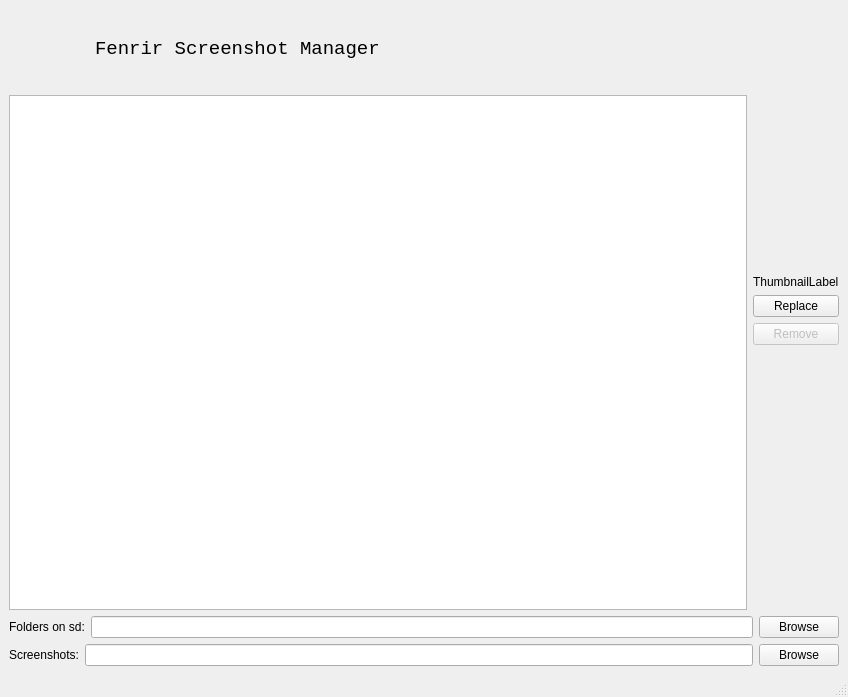
This is ui/main.ui in razor85/FenrirScreenshotManager as Qt 5 draws it before an edit. The edited form follows.
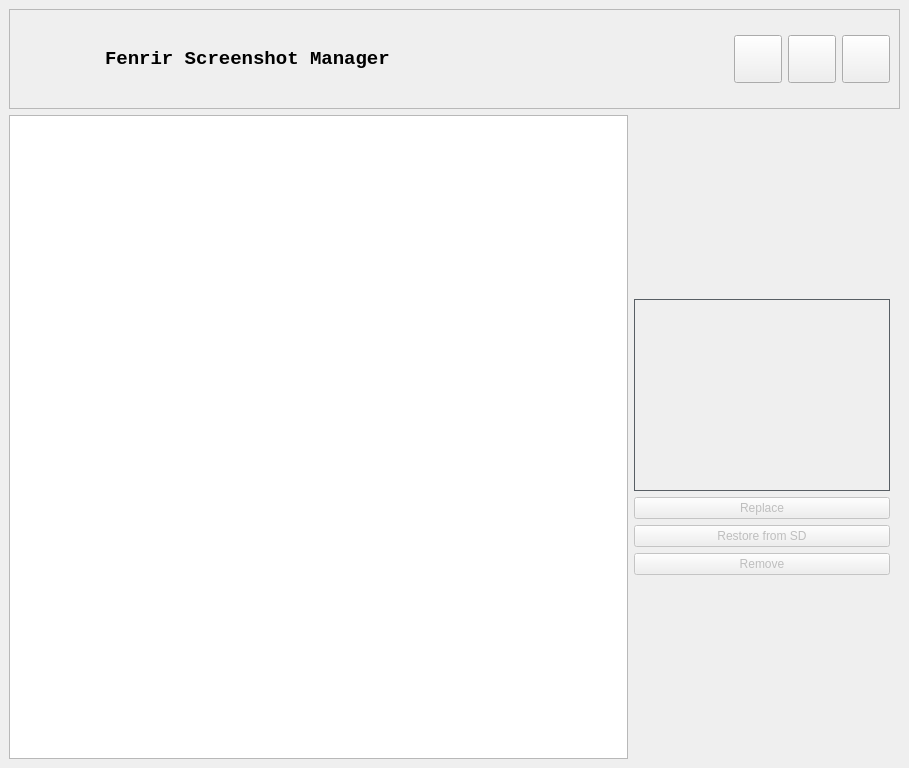
This is the edited form. Icons and pictures are not drawn. Custom widgets are drawn as their Qt base class.

Commit message: Complete interface remake Loading screens for jobs Everything works on a temporary directory and can be written to SD afterwards Replace/Restore/Remove covers

What changed in the file:
```diff
--- a/ui/main.ui
+++ b/ui/main.ui
@@ -6,25 +6,26 @@
    <rect>
     <x>0</x>
     <y>0</y>
-    <width>848</width>
-    <height>697</height>
+    <width>909</width>
+    <height>768</height>
    </rect>
   </property>
   <property name="windowTitle">
    <string>Fenrir Screenshot Manager</string>
   </property>
   <widget class="QWidget" name="centralwidget">
-   <layout class="QGridLayout" name="gridLayout">
-    <item row="0" column="0">
-     <layout class="QVBoxLayout" name="verticalLayout_3">
-      <property name="sizeConstraint">
-       <enum>QLayout::SetMaximumSize</enum>
-      </property>
-      <item>
-       <layout class="QHBoxLayout" name="gamesAndThumbnail">
-        <item>
          <layout class="QVBoxLayout" name="verticalLayout">
           <item>
+     <widget class="TitleFrame" name="titleFrame">
+      <property name="styleSheet">
+       <string notr="true"/>
+      </property>
+      <property name="frameShape">
+       <enum>QFrame::StyledPanel</enum>
+      </property>
+      <property name="frameShadow">
+       <enum>QFrame::Raised</enum>
+      </property>
            <layout class="QHBoxLayout" name="horizontalLayout_3">
             <item>
              <widget class="QLabel" name="label_4">
@@ -59,23 +60,106 @@
                 <pointsize>14</pointsize>
                </font>
               </property>
-              <property name="styleSheet">
-               <string notr="true"/>
+         <property name="autoFillBackground">
+          <bool>false</bool>
               </property>
               <property name="text">
-               <string>Fenrir Screenshot Manager</string>
+          <string>&lt;html&gt;&lt;head/&gt;&lt;body&gt;&lt;p&gt;&lt;span style=&quot; font-weight:600;&quot;&gt;Fenrir Screenshot Manager&lt;/span&gt;&lt;/p&gt;&lt;/body&gt;&lt;/html&gt;</string>
+         </property>
+         <property name="scaledContents">
+          <bool>false</bool>
+         </property>
+        </widget>
+       </item>
+       <item>
+        <spacer name="horizontalSpacer">
+         <property name="orientation">
+          <enum>Qt::Horizontal</enum>
+         </property>
+         <property name="sizeHint" stdset="0">
+          <size>
+           <width>40</width>
+           <height>20</height>
+          </size>
+         </property>
+        </spacer>
+       </item>
+       <item>
+        <widget class="QPushButton" name="configButton">
+         <property name="minimumSize">
+          <size>
+           <width>48</width>
+           <height>48</height>
+          </size>
+         </property>
+         <property name="toolTip">
+          <string>Settings</string>
+         </property>
+         <property name="text">
+          <string/>
+         </property>
+         <property name="icon">
+          <iconset>
+           <normaloff>settings.svg</normaloff>settings.svg</iconset>
+         </property>
+        </widget>
+       </item>
+       <item>
+        <widget class="QPushButton" name="writeImagesButton">
+         <property name="minimumSize">
+          <size>
+           <width>48</width>
+           <height>48</height>
+          </size>
+         </property>
+         <property name="toolTip">
+          <string>Write changes to disk</string>
+         </property>
+         <property name="text">
+          <string/>
+         </property>
+         <property name="icon">
+          <iconset>
+           <normaloff>save.svg</normaloff>save.svg</iconset>
+         </property>
+        </widget>
+       </item>
+       <item>
+        <widget class="QPushButton" name="quitButton">
+         <property name="minimumSize">
+          <size>
+           <width>48</width>
+           <height>48</height>
+          </size>
+         </property>
+         <property name="toolTip">
+          <string>Quit</string>
+         </property>
+         <property name="text">
+          <string/>
+         </property>
+         <property name="icon">
+          <iconset>
+           <normaloff>log-out.svg</normaloff>log-out.svg</iconset>
               </property>
              </widget>
             </item>
            </layout>
-          </item>
+     </widget>
+    </item>
+    <item>
+     <layout class="QHBoxLayout" name="horizontalLayout_2">
+      <property name="leftMargin">
+       <number>0</number>
+      </property>
           <item>
            <widget class="QListWidget" name="gameList"/>
           </item>
-         </layout>
-        </item>
         <item>
          <layout class="QVBoxLayout" name="verticalLayout_2">
+        <property name="rightMargin">
+         <number>10</number>
+        </property>
           <item>
            <spacer name="verticalSpacer">
             <property name="orientation">
@@ -91,18 +175,40 @@
           </item>
           <item>
            <widget class="QLabel" name="thumbnailLabel">
+          <property name="minimumSize">
+           <size>
+            <width>256</width>
+            <height>192</height>
+           </size>
+          </property>
+          <property name="styleSheet">
+           <string notr="true">border: 1px solid #585e64;</string>
+          </property>
             <property name="text">
-             <string>ThumbnailLabel</string>
+           <string/>
             </property>
            </widget>
           </item>
           <item>
            <widget class="QPushButton" name="thumbnailDownloadButton">
+          <property name="enabled">
+           <bool>false</bool>
+          </property>
             <property name="text">
              <string>Replace</string>
             </property>
            </widget>
           </item>
+        <item>
+         <widget class="QPushButton" name="thumbnailRestoreButton">
+          <property name="enabled">
+           <bool>false</bool>
+          </property>
+          <property name="text">
+           <string>Restore from SD</string>
+          </property>
+         </widget>
+        </item>
           <item>
            <widget class="QPushButton" name="thumbnailRemoveButton">
             <property name="enabled">
@@ -130,50 +236,6 @@
         </item>
        </layout>
       </item>
-      <item>
-       <layout class="QHBoxLayout" name="horizontalLayout">
-        <item>
-         <widget class="QLabel" name="label_2">
-          <property name="text">
-           <string>Folders on sd:</string>
-          </property>
-         </widget>
-        </item>
-        <item>
-         <widget class="QLineEdit" name="gameFolderEdit"/>
-        </item>
-        <item>
-         <widget class="QPushButton" name="gameFolderBrowseButton">
-          <property name="text">
-           <string>Browse</string>
-          </property>
-         </widget>
-        </item>
-       </layout>
-      </item>
-      <item>
-       <layout class="QHBoxLayout" name="horizontalLayout_2">
-        <item>
-         <widget class="QLabel" name="label_3">
-          <property name="text">
-           <string>Screenshots:</string>
-          </property>
-         </widget>
-        </item>
-        <item>
-         <widget class="QLineEdit" name="screenshotsEdit"/>
-        </item>
-        <item>
-         <widget class="QPushButton" name="screenshotFolderBrowseButton">
-          <property name="text">
-           <string>Browse</string>
-          </property>
-         </widget>
-        </item>
-       </layout>
-      </item>
-     </layout>
-    </item>
    </layout>
   </widget>
   <widget class="QMenuBar" name="menubar">
@@ -186,8 +248,15 @@
     </rect>
    </property>
   </widget>
-  <widget class="QStatusBar" name="statusbar"/>
  </widget>
+ <customwidgets>
+  <customwidget>
+   <class>TitleFrame</class>
+   <extends>QFrame</extends>
+   <header>libs.TitleFrame</header>
+   <container>1</container>
+  </customwidget>
+ </customwidgets>
  <resources/>
  <connections/>
 </ui>
```
Left out of the diff: 8 changed lines with no effect on the pictures. Lines whose indentation alone changed are shown as unchanged. The commit also changes 14 other files.
